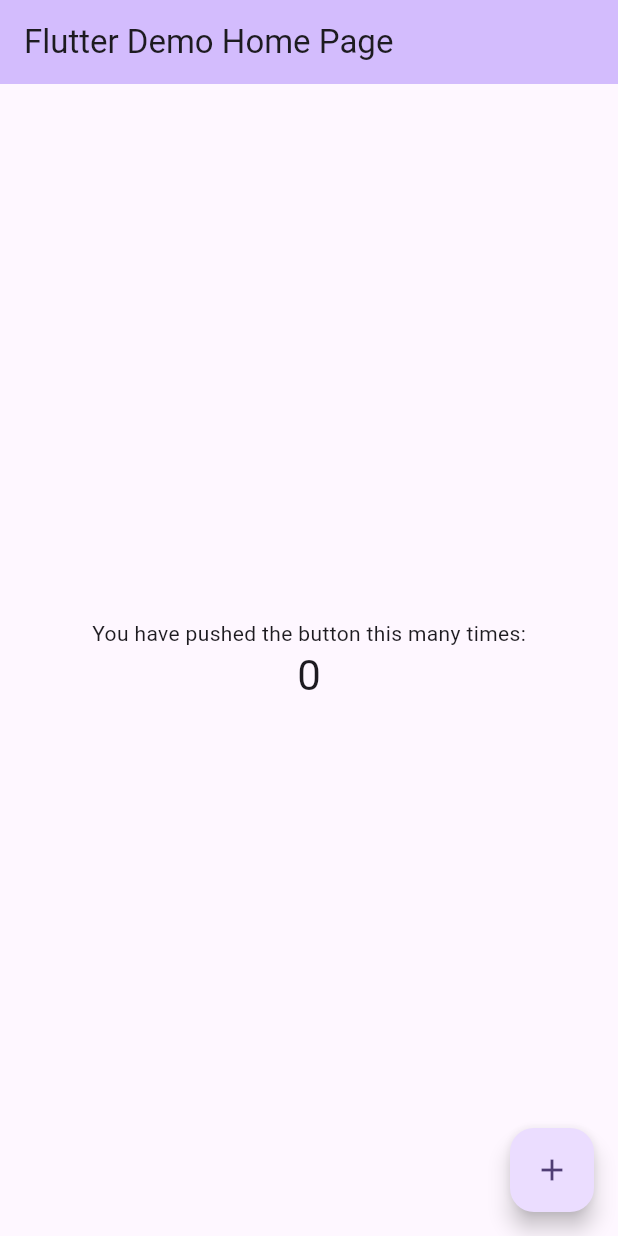
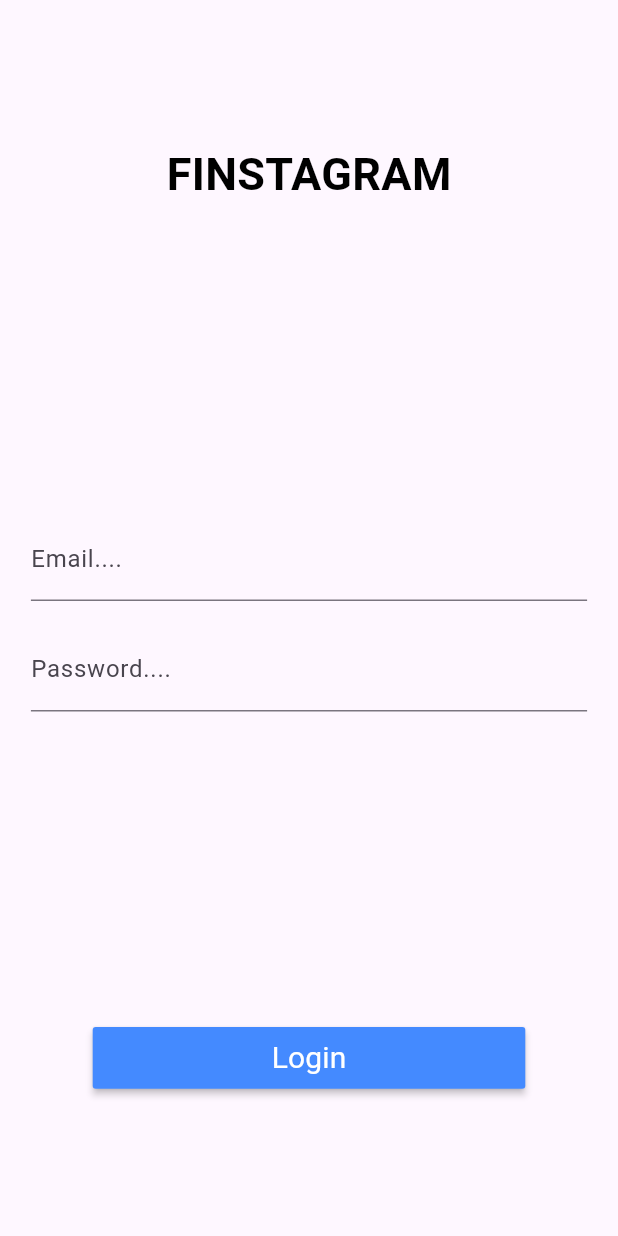
Before and after one commit to rizkyadde23/udemy_finstagram, a Flutter app: the screen it shows after launch, on a phone screen of 412 x 824 dp. Run offline on Flutter 3.47's test engine with Material 3 defaults, Android fonts, the phone set to English and light mode, and no system bars.

Commit message:
add : login UI

```diff
--- a/lib/main.dart
+++ b/lib/main.dart
@@ -1,3 +1,5 @@
+import 'package:finstagram/pages/login_page.dart';
+import 'package:finstagram/pages/register_page.dart';
 import 'package:flutter/material.dart';
 
 void main() {
@@ -12,111 +14,15 @@ class MyApp extends StatelessWidget {
   Widget build(BuildContext context) {
     return MaterialApp(
       title: 'Flutter Demo',
+      debugShowCheckedModeBanner: false,
       theme: ThemeData(
-        // This is the theme of your application.
-        //
-        // TRY THIS: Try running your application with "flutter run". You'll see
-        // the application has a purple toolbar. Then, without quitting the app,
-        // try changing the seedColor in the colorScheme below to Colors.green
-        // and then invoke "hot reload" (save your changes or press the "hot
-        // reload" button in a Flutter-supported IDE, or press "r" if you used
-        // the command line to start the app).
-        //
-        // Notice that the counter didn't reset back to zero; the application
-        // state is not lost during the reload. To reset the state, use hot
-        // restart instead.
-        //
-        // This works for code too, not just values: Most code changes can be
-        // tested with just a hot reload.
         colorScheme: .fromSeed(seedColor: Colors.deepPurple),
       ),
-      home: const MyHomePage(title: 'Flutter Demo Home Page'),
+      initialRoute: 'login',
+      routes: {
+        'login': (context) => LoginPage(),
+        'register': (context) => RegisterPage(),
+      },
     );
   }
 }
-
-class MyHomePage extends StatefulWidget {
-  const MyHomePage({super.key, required this.title});
-
-  // This widget is the home page of your application. It is stateful, meaning
-  // that it has a State object (defined below) that contains fields that affect
-  // how it looks.
-
-  // This class is the configuration for the state. It holds the values (in this
-  // case the title) provided by the parent (in this case the App widget) and
-  // used by the build method of the State. Fields in a Widget subclass are
-  // always marked "final".
-
-  final String title;
-
-  @override
-  State<MyHomePage> createState() => _MyHomePageState();
-}
-
-class _MyHomePageState extends State<MyHomePage> {
-  int _counter = 0;
-
-  void _incrementCounter() {
-    setState(() {
-      // This call to setState tells the Flutter framework that something has
-      // changed in this State, which causes it to rerun the build method below
-      // so that the display can reflect the updated values. If we changed
-      // _counter without calling setState(), then the build method would not be
-      // called again, and so nothing would appear to happen.
-      _counter++;
-    });
-  }
-
-  @override
-  Widget build(BuildContext context) {
-    // This method is rerun every time setState is called, for instance as done
-    // by the _incrementCounter method above.
-    //
-    // The Flutter framework has been optimized to make rerunning build methods
-    // fast, so that you can just rebuild anything that needs updating rather
-    // than having to individually change instances of widgets.
-    return Scaffold(
-      appBar: AppBar(
-        // TRY THIS: Try changing the color here to a specific color (to
-        // Colors.amber, perhaps?) and trigger a hot reload to see the AppBar
-        // change color while the other colors stay the same.
-        backgroundColor: Theme.of(context).colorScheme.inversePrimary,
-        // Here we take the value from the MyHomePage object that was created by
-        // the App.build method, and use it to set our appbar title.
-        title: Text(widget.title),
-      ),
-      body: Center(
-        // Center is a layout widget. It takes a single child and positions it
-        // in the middle of the parent.
-        child: Column(
-          // Column is also a layout widget. It takes a list of children and
-          // arranges them vertically. By default, it sizes itself to fit its
-          // children horizontally, and tries to be as tall as its parent.
-          //
-          // Column has various properties to control how it sizes itself and
-          // how it positions its children. Here we use mainAxisAlignment to
-          // center the children vertically; the main axis here is the vertical
-          // axis because Columns are vertical (the cross axis would be
-          // horizontal).
-          //
-          // TRY THIS: Invoke "debug painting" (choose the "Toggle Debug Paint"
-          // action in the IDE, or press "p" in the console), to see the
-          // wireframe for each widget.
-          mainAxisAlignment: .center,
-          children: [
-            const Text('You have pushed the button this many times:'),
-            Text(
-              '$_counter',
-              style: Theme.of(context).textTheme.headlineMedium,
-            ),
-          ],
-        ),
-      ),
-      floatingActionButton: FloatingActionButton(
-        onPressed: _incrementCounter,
-        tooltip: 'Increment',
-        child: const Icon(Icons.add),
-      ),
-    );
-  }
-}
--- /dev/null
+++ b/lib/pages/login_page.dart
@@ -0,0 +1,117 @@
+import 'package:flutter/material.dart';
+
+class LoginPage extends StatefulWidget{
+  @override
+  State<StatefulWidget> createState() {
+    return _loginPageState();
+  }
+  const LoginPage({super.key});
+}
+
+class _loginPageState extends State<LoginPage> {
+  double? _deviceHeight, _deviceWidth;
+  final GlobalKey<FormState> _loginFormKey = GlobalKey<FormState>();
+  String? email,password;
+
+ @override
+  Widget build(BuildContext context) {
+    _deviceHeight = MediaQuery.of(context).size.height;
+    _deviceWidth = MediaQuery.of(context).size.width;
+    return Scaffold(
+            body: SafeArea(
+              child: Container(
+                padding: EdgeInsets.symmetric(horizontal: _deviceWidth!*0.05),
+                  child: Center(
+                    child: Column(
+                      mainAxisAlignment: MainAxisAlignment.spaceAround,
+                      mainAxisSize: MainAxisSize.max,
+                      crossAxisAlignment: CrossAxisAlignment.center,
+                      children: [
+                        _titleText(),
+                        _loginForm(),
+                        _loginButton(),
+                      ],
+                    ),
+                  ),
+                ),
+            ),
+            );
+  }
+
+  Widget _loginForm(){
+    return Container(
+      height: _deviceHeight!*0.2,
+      child: Form(
+          key: _loginFormKey,
+          child: Column(
+            mainAxisAlignment: MainAxisAlignment.spaceEvenly,
+            mainAxisSize: MainAxisSize.max,
+            crossAxisAlignment: CrossAxisAlignment.center,
+            children: [
+              _emailFormField(),
+              _passwordFormField(),
+            ],
+          ),
+        ),
+    );
+  }
+
+  Widget _emailFormField(){
+    return TextFormField(
+      decoration: const InputDecoration(
+        label: Text("Email...."),
+      ),
+      onSaved: (newValue) => setState(() {
+        email = newValue;
+      }),
+      validator: (value) {
+        bool result = value!.contains(RegExp("^[a-zA-Z0-9._%+-]+@[a-zA-Z0-9.-]+[a-zA-Z]{2,}"));
+        return result?null:"Masukkan Email Dengan Benar!";
+      },
+    );
+  }
+
+  Widget _passwordFormField(){
+    return TextFormField(
+      obscureText: true,
+      decoration: const InputDecoration(
+        label: Text("Password...."),
+      ),
+      onSaved: (newValue) => setState(() {
+        password = newValue;
+      }),
+      validator: (value) => value!.length < 6 ? null : "Password Harus Lebih Dari 6 Character",
+    );
+  }
+
+
+  Widget _loginButton(){
+    return MaterialButton(
+      onPressed: (){},
+      color: Colors.blueAccent,
+      minWidth: _deviceWidth!*0.7,
+      height: _deviceHeight!*0.05,
+      child: Text(
+        "Login",
+        style: TextStyle(
+          fontSize: 20,
+          fontWeight: FontWeight.w400,
+          color: Colors.white,
+        ),
+        ),
+      );
+  }
+
+  Widget _titleText(){
+    return Text(
+      "FINSTAGRAM",
+      style: TextStyle(
+        fontSize: 30,
+        fontWeight: FontWeight.w600,
+        color:Colors.black,
+      ),
+      );
+  }
+
+
+}
--- /dev/null
+++ b/lib/pages/register_page.dart
@@ -0,0 +1,21 @@
+import 'package:flutter/material.dart';
+
+class RegisterPage extends StatefulWidget{
+  @override
+  State<StatefulWidget> createState() {
+    return _registerPageState();
+  }
+  const RegisterPage({super.key});
+}
+
+class _registerPageState extends State<RegisterPage> {
+ @override
+  Widget build(BuildContext context) {
+    return Scaffold(
+            body: Container(
+              color: Colors.blue,
+              ),
+            );
+  }
+
+}
```
